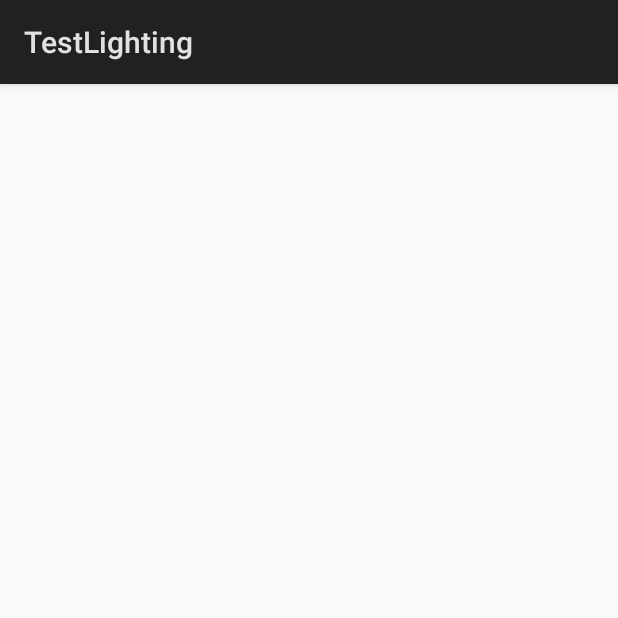
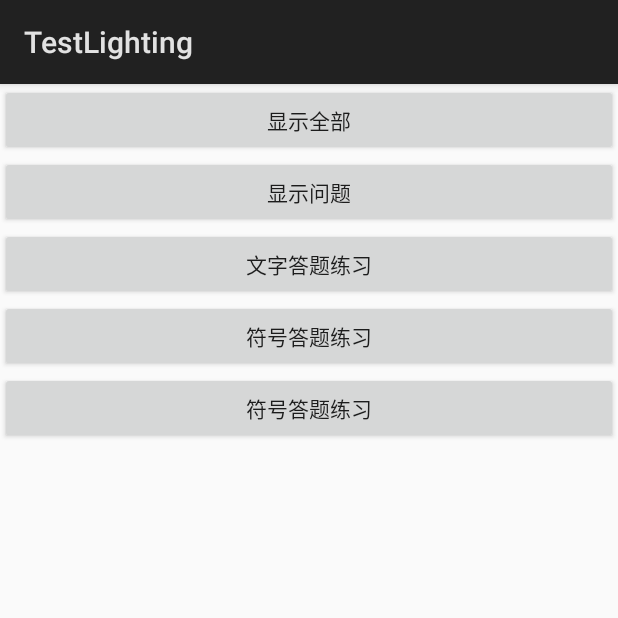
Before and after one commit to wangaijun/TestLighting, an Android app: the screen it shows after launch (MainActivity), on a phone screen of 412 x 824 dp, the top half of it. Run offline under Robolectric (Android 15) with nearby library versions, the phone set to English and light mode, and no system bars.

Commit message:
添加事件处理程序

```diff
--- a/app/src/main/java/com/example/administrator/testlighting/MainActivity.kt
+++ b/app/src/main/java/com/example/administrator/testlighting/MainActivity.kt
@@ -2,11 +2,22 @@ package com.example.administrator.testlighting
 
 import android.app.Activity
 import android.os.Bundle
+import kotlinx.android.synthetic.main.activity_main.*
 
 class MainActivity : Activity() {
 
     override fun onCreate(savedInstanceState: Bundle?) {
         super.onCreate(savedInstanceState)
         setContentView(R.layout.activity_main)
+
+        setViewsListener()
+    }
+
+    private fun setViewsListener() {
+        btnPrintAll.setOnClickListener{}
+        btnPrintQuestion.setOnClickListener{}
+        btnUseWordsAnswerQuestion.setOnClickListener{}
+        btnUseNumberAnswerQuestion.setOnClickListener{}
+        btnTest.setOnClickListener{}
     }
 }
--- a/app/src/main/res/layout/activity_main.xml
+++ b/app/src/main/res/layout/activity_main.xml
@@ -4,27 +4,38 @@
     xmlns:tools="http://schemas.android.com/tools"
     android:layout_width="match_parent"
     android:layout_height="match_parent"
+    android:orientation="vertical"
     tools:context=".MainActivity">
 
     <Button
         android:id="@+id/btnPrintAll"
         android:layout_width="match_parent"
+        android:layout_height="wrap_content"
         android:text="显示全部" />
 
     <Button
         android:id="@+id/btnPrintQuestion"
         android:layout_width="match_parent"
+        android:layout_height="wrap_content"
         android:text="显示问题" />
 
     <Button
         android:id="@+id/btnUseWordsAnswerQuestion"
         android:layout_width="match_parent"
+        android:layout_height="wrap_content"
         android:text="文字答题练习" />
 
     <Button
-        android:id="@+id/btnPrintAll"
+        android:id="@+id/btnUseNumberAnswerQuestion"
         android:layout_width="match_parent"
+        android:layout_height="wrap_content"
         android:text="符号答题练习" />
+
+    <Button
+            android:id="@+id/btnTest"
+            android:layout_width="match_parent"
+            android:layout_height="wrap_content"
+            android:text="符号答题练习" />
 
 
 </LinearLayout>
```
